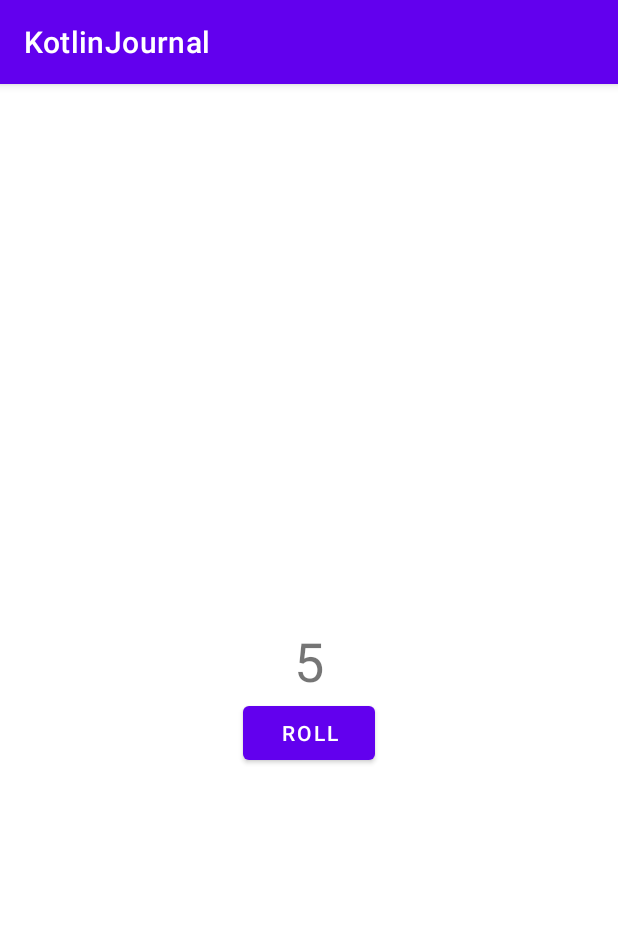
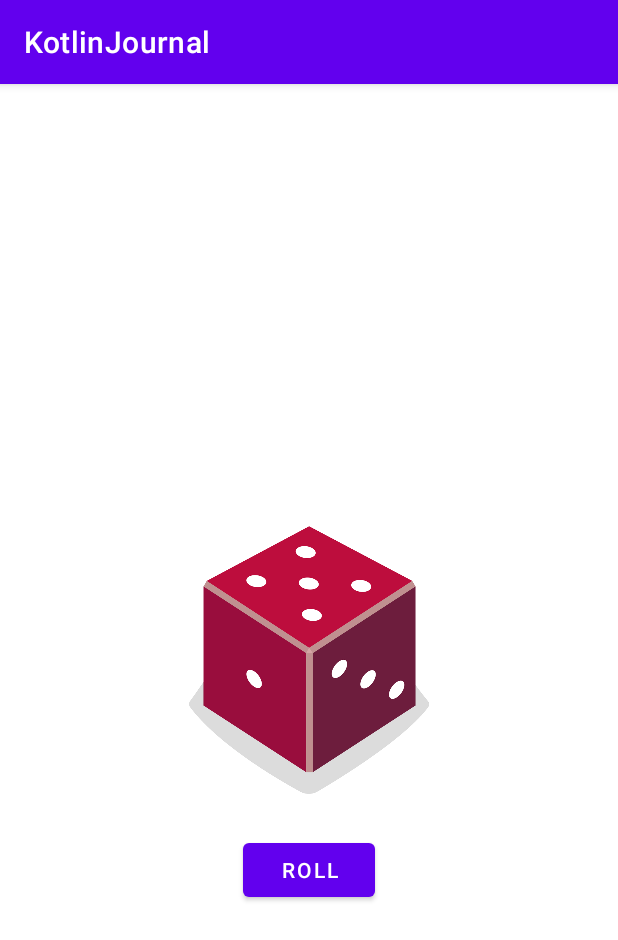
Before and after one commit to JellyRollJunior/kotlin-journal-app, an Android app: the screen it shows after launch (MainActivity), after a tap on "ROLL", on a phone screen of 412 x 824 dp. Shown: the top 940 px of the screen. Run offline under Robolectric (Android 15) with nearby library versions, the phone set to English and light mode, and no system bars.

Commit message:
Unit 1: Pathway 4 - part 5
Display dice image upon DiceRoll.

```diff
--- a/app/src/main/java/com/example/kotlinjournal/MainActivity.kt
+++ b/app/src/main/java/com/example/kotlinjournal/MainActivity.kt
@@ -3,6 +3,7 @@ package com.example.kotlinjournal
 import androidx.appcompat.app.AppCompatActivity
 import android.os.Bundle
 import android.widget.Button
+import android.widget.ImageView
 import android.widget.TextView
 import android.widget.Toast
 
@@ -17,6 +18,8 @@ class MainActivity : AppCompatActivity() {
 
         val rollButton: Button = findViewById(R.id.rollButton)
         rollButton.setOnClickListener { rollDice() }
+
+        rollDice()
     }
 
     /**
@@ -34,9 +37,20 @@ class MainActivity : AppCompatActivity() {
      */
     private fun rollDice() {
         val dice = Dice(6)
-        val resultTextView: TextView = findViewById(R.id.resultTextView)
+        val diceRoll = dice.roll()
 
-        resultTextView.text = dice.roll().toString()
+        val diceImage: ImageView = findViewById(R.id.diceImageView)
+        val drawableResource = when (diceRoll) {
+            1 -> R.drawable.dice_1
+            2 -> R.drawable.dice_2
+            3 -> R.drawable.dice_3
+            4 -> R.drawable.dice_4
+            5 -> R.drawable.dice_5
+            else -> R.drawable.dice_6
+        }
+        diceImage.setImageResource(drawableResource)
+        diceImage.contentDescription = diceRoll.toString()
+
         Toast.makeText(this, "Dice Rolled!", Toast.LENGTH_SHORT).show()
     }
 }
--- a/app/src/main/res/layout/activity_dice_roller.xml
+++ b/app/src/main/res/layout/activity_dice_roller.xml
@@ -6,23 +6,23 @@
     android:layout_height="match_parent"
     tools:context=".DiceRoller">
 
-    <TextView
-        android:id="@+id/resultTextView"
-        android:layout_width="wrap_content"
-        android:layout_height="wrap_content"
-        android:textSize="36sp"
+    <ImageView
+        android:id="@+id/diceImageView"
+        android:layout_width="160dp"
+        android:layout_height="200dp"
         app:layout_constraintBottom_toBottomOf="parent"
         app:layout_constraintEnd_toEndOf="parent"
         app:layout_constraintStart_toStartOf="parent"
         app:layout_constraintTop_toTopOf="parent"
-        tools:text="poggers" />
+        tools:srcCompat="@drawable/dice_1" />
 
     <Button
         android:id="@+id/rollButton"
         android:layout_width="wrap_content"
         android:layout_height="wrap_content"
-        android:text="Roll"
+        android:layout_marginTop="16dp"
+        android:text="@string/roll"
         app:layout_constraintEnd_toEndOf="parent"
         app:layout_constraintStart_toStartOf="parent"
-        app:layout_constraintTop_toBottomOf="@+id/resultTextView" />
+        app:layout_constraintTop_toBottomOf="@+id/diceImageView" />
 </androidx.constraintlayout.widget.ConstraintLayout>
--- a/app/src/main/res/values/strings.xml
+++ b/app/src/main/res/values/strings.xml
@@ -3,4 +3,5 @@
     <string name="happy_birthday_zoe">Happy Birthday, Zoe!</string>
     <string name="from_brandon">From, Brandon.</string>
     <string name="cupcake_background_cd">Cupcake Background</string>
+    <string name="roll">Roll</string>
 </resources>
```
Also changed, not shown: app/src/main/res/drawable/dice_1.png (added), app/src/main/res/drawable/dice_2.png (added), app/src/main/res/drawable/dice_3.png (added), app/src/main/res/drawable/dice_4.png (added), app/src/main/res/drawable/dice_5.png (added), app/src/main/res/drawable/dice_6.png (added).
